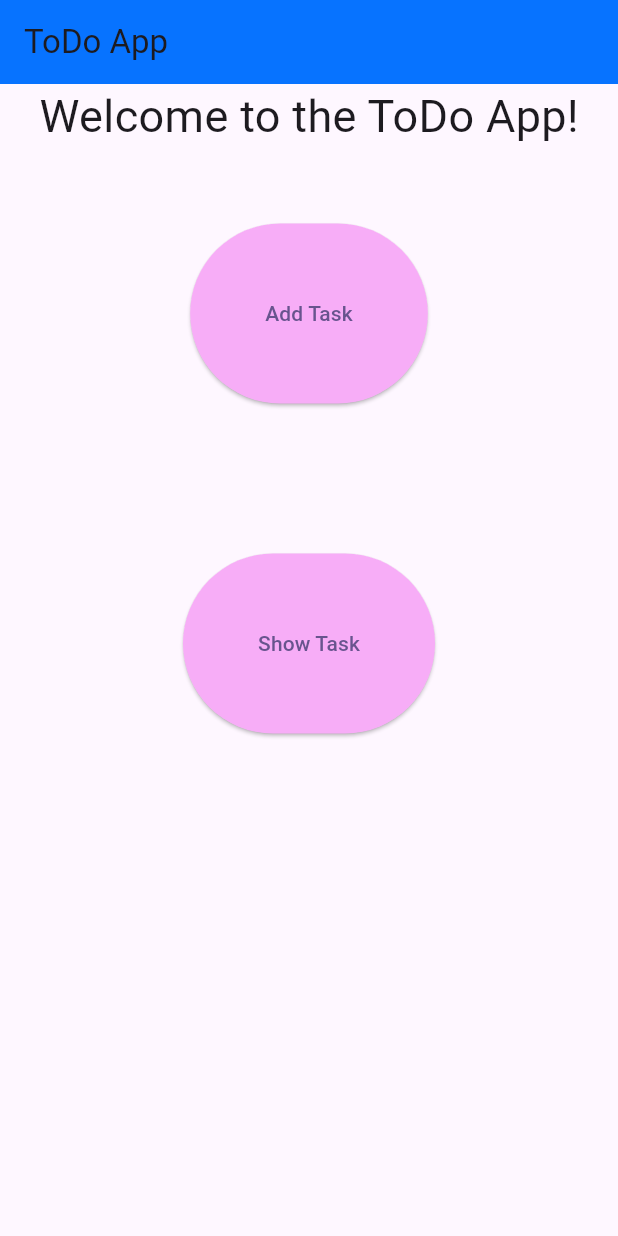
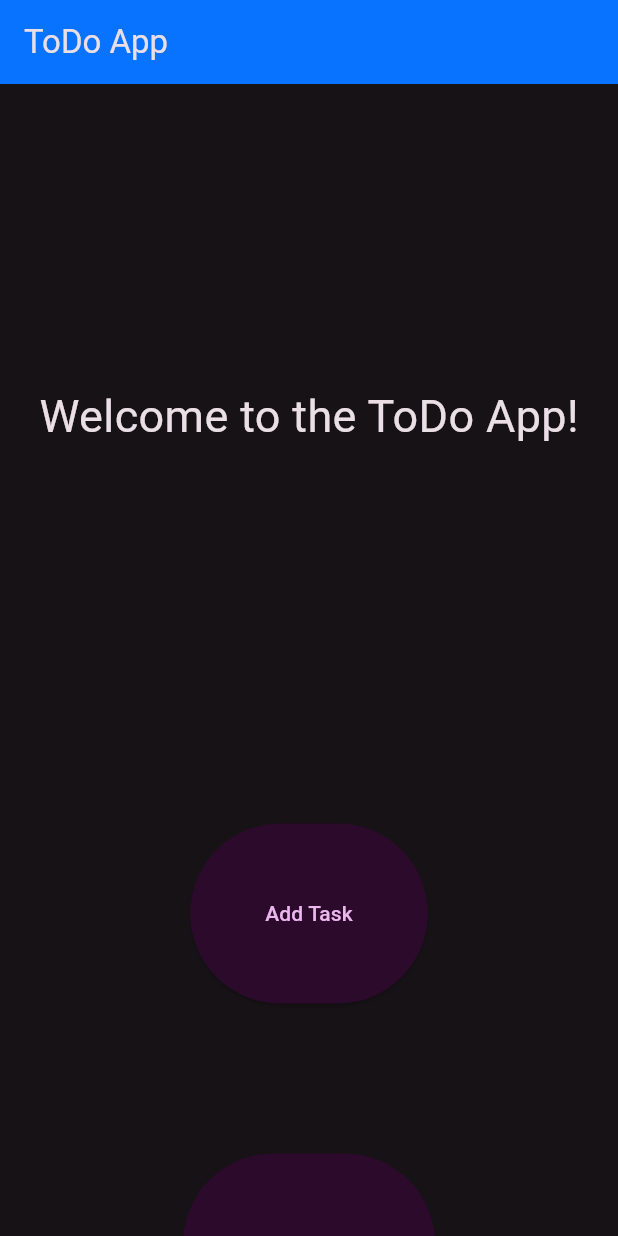
Before and after one commit to jayb71/todoapp, a Flutter app: the screen it shows after launch, on a phone screen of 412 x 824 dp. Run offline on Flutter 3.47's test engine with Material 3 defaults, Android fonts, the phone set to English and light mode, and no system bars.

Commit message:
Implemented dark theme

```diff
--- a/lib/main.dart
+++ b/lib/main.dart
@@ -28,7 +28,10 @@ class MyApp extends StatelessWidget {
         //
         // This works for code too, not just values: Most code changes can be
         // tested with just a hot reload.
-        colorScheme: ColorScheme.fromSeed(seedColor: Colors.deepPurple),
+        colorScheme: ColorScheme.fromSeed(
+          seedColor: Colors.purple,
+          brightness: Brightness.dark,
+        ),
         useMaterial3: true,
       ),
       home: const MyHomePage(title: 'ToDo App'),
@@ -83,16 +86,19 @@ class MyHomePage extends StatelessWidget {
         body: SingleChildScrollView(
           child: Center(
             child: Column(children: [
-              const Text(
-                style: TextStyle(fontSize: 30),
-                'Welcome to the ToDo App!',
+              Container(
+                margin: const EdgeInsets.fromLTRB(0, 200, 0, 200),
+                child: const Text(
+                  style: TextStyle(fontSize: 30),
+                  'Welcome to the ToDo App!',
+                ),
               ),
               Container(
                 margin: const EdgeInsets.all(50.0),
                 child: ElevatedButton(
                     style: ElevatedButton.styleFrom(
                       padding: const EdgeInsets.all(50.0),
-                      backgroundColor: const Color.fromARGB(255, 247, 173, 247),
+                      backgroundColor: const Color.fromARGB(255, 43, 10, 43),
                     ),
                     onPressed: addTask,
                     child: const Text('Add Task')),
@@ -102,7 +108,7 @@ class MyHomePage extends StatelessWidget {
                 child: ElevatedButton(
                     style: ElevatedButton.styleFrom(
                       padding: const EdgeInsets.all(50.0),
-                      backgroundColor: const Color.fromARGB(255, 247, 173, 247),
+                      backgroundColor: const Color.fromARGB(255, 43, 10, 43),
                     ),
                     onPressed: showTask,
                     child: const Text('Show Task')),
```
